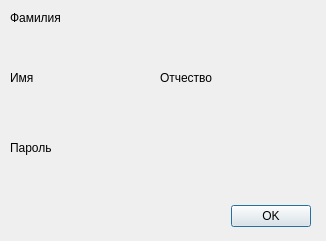
The window that m_cfg/operator_form.ui (xXRadioHeadXx/start7) describes before a commit, drawn with Qt 5.
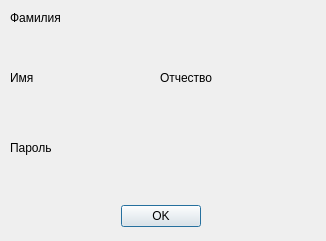
The same window after the commit. Custom widgets are drawn as their Qt base class.

What changed in the file:
```diff
--- a/m_cfg/operator_form.ui
+++ b/m_cfg/operator_form.ui
@@ -16,9 +16,9 @@
   <widget class="QDialogButtonBox" name="buttonBox">
    <property name="geometry">
     <rect>
-     <x>30</x>
+     <x>10</x>
      <y>200</y>
-     <width>281</width>
+     <width>301</width>
      <height>32</height>
     </rect>
    </property>
@@ -28,6 +28,9 @@
    <property name="standardButtons">
     <set>QDialogButtonBox::Ok</set>
    </property>
+   <property name="centerButtons">
+    <bool>true</bool>
+   </property>
   </widget>
   <widget class="QLabel" name="label">
    <property name="geometry">
```
